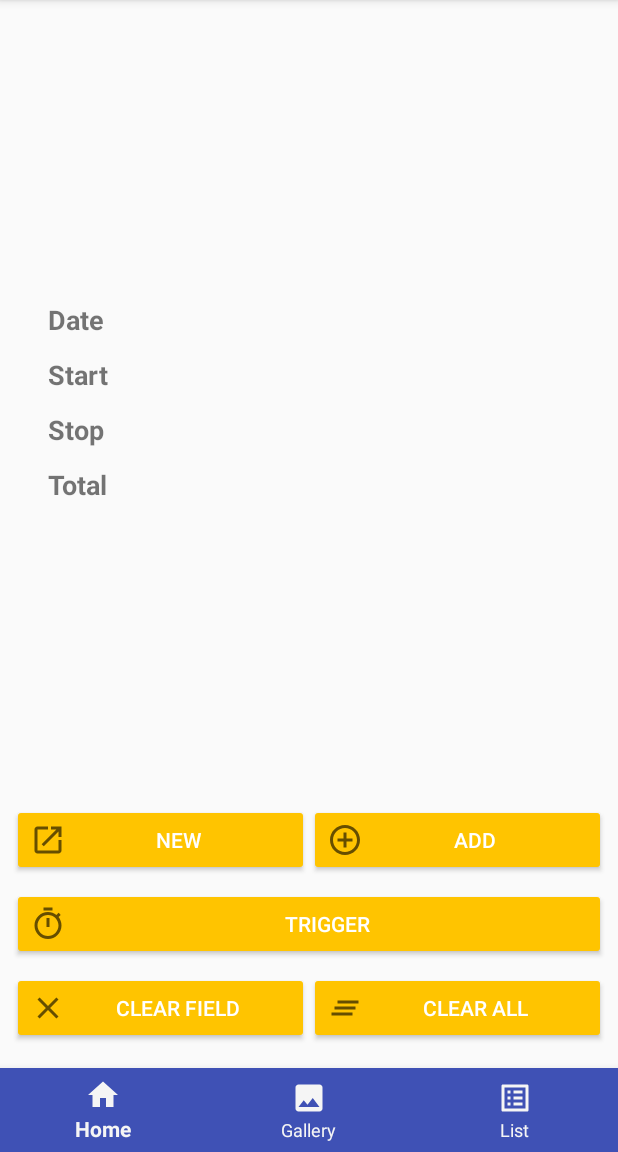
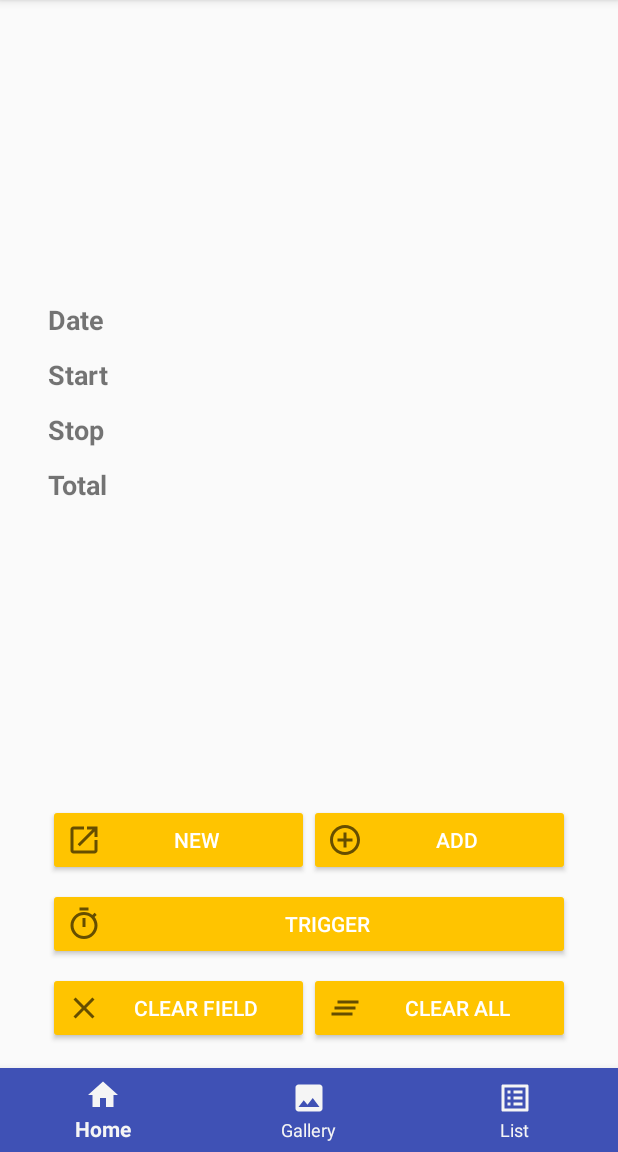
Before and after one commit to like2000/NightLogApp, an Android app: the fragment ControlsFragment placed in its activity, on a phone screen of 412 x 824 dp, the part 84-1236 px from its top. Run offline under Robolectric (Android 15) with nearby library versions, the phone set to English and light mode, and no system bars; our stand-ins replace data binding.

Commit message:
Customize saved filename.

```diff
--- a/app/src/main/java/ch/li/k/nightlog/MonitorFragment.java
+++ b/app/src/main/java/ch/li/k/nightlog/MonitorFragment.java
@@ -26,15 +26,15 @@ import java.io.IOException;
 import java.util.ArrayList;
 import java.util.List;
 
+import ch.li.k.lib.DataProvider;
 import ch.li.k.nightlog.databinding.MonitorFragmentBinding;
-import ch.li.k.lib.DataProvider;
 
 public class MonitorFragment extends Fragment {
 
-    private static final String FILENAME = "data.csv";
     private static final int MY_PERMISSIONS_REQUEST_WRITE_EXTERNAL_STORAGE = 1;
 
     private static String DIRECTORY;
+    private static String FILENAME = "data.csv";
 
     private final List<StatsModel> modelData = new ArrayList<>();
     private final MonitorAdapter adapter = new MonitorAdapter();
@@ -47,6 +47,7 @@ public class MonitorFragment extends Fragment {
     public View onCreateView(@NonNull LayoutInflater inflater, @Nullable ViewGroup container,
                              @Nullable Bundle savedInstanceState) {
 //        return inflater.inflate(R.layout.fragment_monitor, container, false);
+        FILENAME = getContext().getApplicationInfo().labelRes + "_" + FILENAME;
         if (Build.VERSION.SDK_INT < 29) {
 //            DIRECTORY = requireActivity().getExternalFilesDir(Environment.DIRECTORY_DOWNLOADS).getAbsolutePath();
             DIRECTORY = Environment.getExternalStoragePublicDirectory(
--- a/app/src/main/res/layout/controls_fragment.xml
+++ b/app/src/main/res/layout/controls_fragment.xml
@@ -168,8 +168,8 @@
             android:id="@+id/linearLayout1"
             android:layout_width="0dp"
             android:layout_height="wrap_content"
-            android:layout_marginStart="8dp"
-            android:layout_marginEnd="8dp"
+            android:layout_marginStart="32dp"
+            android:layout_marginEnd="32dp"
             android:layout_marginBottom="8dp"
             android:orientation="horizontal"
             app:layout_constraintBottom_toTopOf="@+id/linearLayout3"
@@ -192,8 +192,8 @@
             android:id="@+id/linearLayout2"
             android:layout_width="0dp"
             android:layout_height="wrap_content"
-            android:layout_marginStart="8dp"
-            android:layout_marginEnd="8dp"
+            android:layout_marginStart="32dp"
+            android:layout_marginEnd="32dp"
             android:layout_marginBottom="8dp"
             app:layout_constraintBottom_toTopOf="@+id/linearLayout1"
             app:layout_constraintEnd_toEndOf="parent"
@@ -224,8 +224,8 @@
             android:id="@+id/linearLayout3"
             android:layout_width="match_parent"
             android:layout_height="wrap_content"
-            android:layout_marginStart="8dp"
-            android:layout_marginEnd="8dp"
+            android:layout_marginStart="32dp"
+            android:layout_marginEnd="32dp"
             android:layout_marginBottom="16dp"
             android:orientation="horizontal"
             app:layout_constraintBottom_toBottomOf="parent"
```
